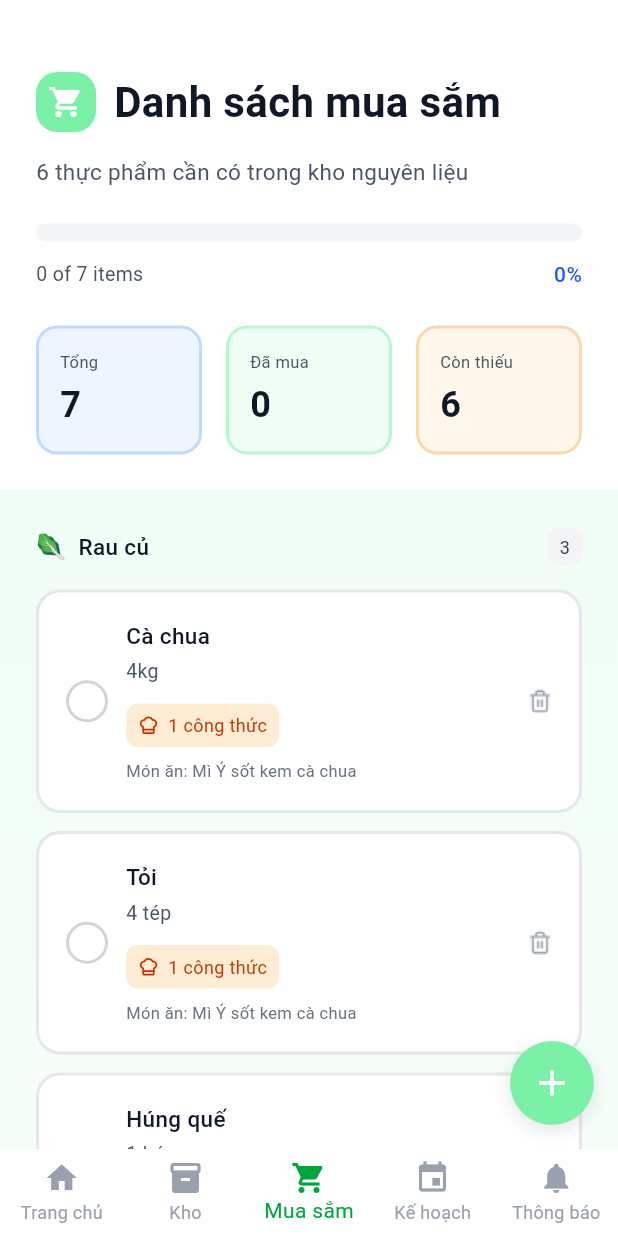
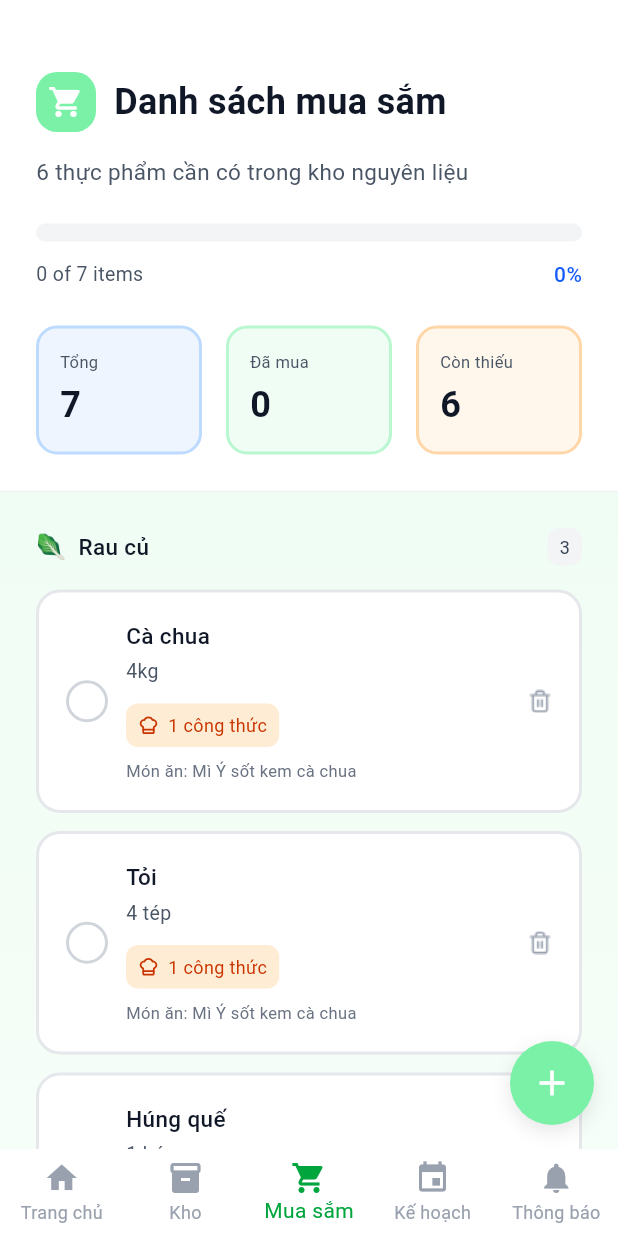
Before and after one commit to ht1012/kitchen_assistant, a Flutter app: the screen it shows after launch, item 3 of the bottom bar chosen, on a phone screen of 412 x 824 dp. Run offline on Flutter 3.47's test engine with Material 3 defaults, Android fonts, the phone set to English and light mode, and no system bars; our stand-ins replace firebase_core, flutter_screenutil, flutter_svg, video_player; accounts and stored records are empty.

Commit message:
m[Update] Edit padding mealplan + Icon edit shoppinglist

```diff
--- a/lib/main.dart
+++ b/lib/main.dart
@@ -3,7 +3,7 @@ import 'package:flutter/services.dart';
 import 'package:flutter_screenutil/flutter_screenutil.dart';
 import 'package:firebase_core/firebase_core.dart';
 import 'firebase_options.dart';
-]import 'package:kitchen_assistant/views/login/login-and-intro.dart';
+import 'package:kitchen_assistant/views/login/login-and-intro.dart';
 import 'views/home/home_screen.dart';
 void main() async {
   WidgetsFlutterBinding.ensureInitialized();
--- a/lib/views/mealPlanner/meal_planner.dart
+++ b/lib/views/mealPlanner/meal_planner.dart
@@ -70,7 +70,8 @@ void _showDishSelectionForm(BuildContext context) {
   Widget _buildHeader() {
     return Container(
       width: double.infinity,
-      padding: const EdgeInsets.all(24),
+      // padding: const EdgeInsets.all(24),
+      padding: const EdgeInsets.only(top: 40, left: 24, right: 24, bottom: 16),
       decoration: const BoxDecoration(
         color: Colors.white,
         border: Border(bottom: BorderSide(color: Color(0xFFF2F4F6))),
--- a/lib/views/shoppingList/shopping_list.dart
+++ b/lib/views/shoppingList/shopping_list.dart
@@ -51,7 +51,7 @@ class ShoppingPage extends StatelessWidget {
               const Text(
                 'Danh sách mua sắm',
                 style: TextStyle(
-                  fontSize: 28,
+                  fontSize: 24,
                   fontWeight: FontWeight.w600,
                   color: Color(0xFF101727),
                 ),
@@ -375,21 +375,32 @@ class ShoppingPage extends StatelessWidget {
 
 
           Row(
-            children: [
-              if (hasEdit) const Text('✏️', style: TextStyle(fontSize: 16)),
-              const SizedBox(width: 8),
+          children: [
+            if (hasEdit)
               ColorFiltered(
                 colorFilter: const ColorFilter.mode(
                   Color(0xFF99A1AF),
                   BlendMode.srcIn,
                 ),
                 child: Image.asset(
-                  'assets/images/icon_trash.png',
+                  'assets/images/icon_edit.png',
                   width: 16,
                   height: 16,
                 ),
               ),
-            ],
+            const SizedBox(width: 8),
+            ColorFiltered(
+              colorFilter: const ColorFilter.mode(
+                Color(0xFF99A1AF),
+                BlendMode.srcIn,
+              ),
+              child: Image.asset(
+                'assets/images/icon_trash.png',
+                width: 16,
+                height: 16,
+              ),
+            ),
+          ],
           ),
         ],
       ),
```
Also changed, not shown: assets/images/icon_edit.png (added), 1 other file.
